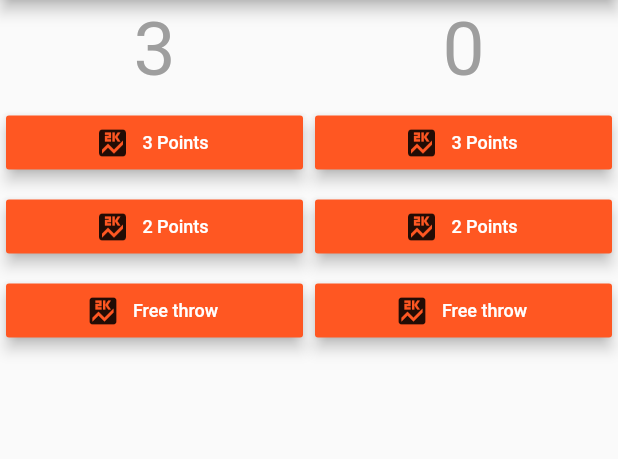
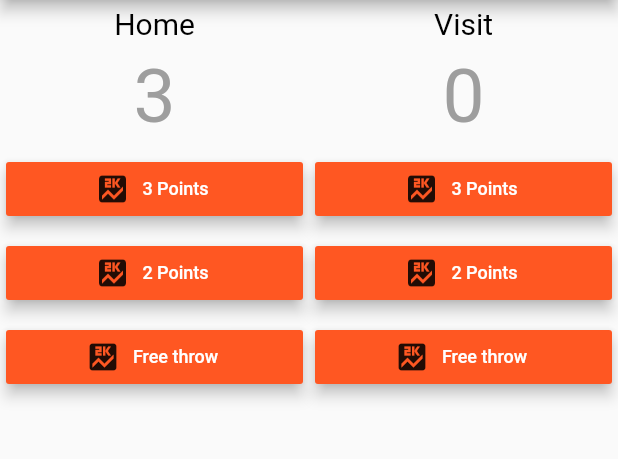
Before and after one commit to akanbi/basketball_court_manager, a Flutter app: the screen it shows after launch, after a tap on "3 Points", on a phone screen of 412 x 824 dp, the part 84-543 px from its top. Run offline on Flutter 3.47's test engine with Material 2 defaults, Android fonts, the phone set to English and light mode, and no system bars; our stand-ins replace splashscreen.

Commit message:
Added Splash screen

```diff
--- a/lib/main.dart
+++ b/lib/main.dart
@@ -1,6 +1,6 @@
-import 'package:basketball_court_manager/model/Scoreboard.dart';
-import 'package:basketball_court_manager/widget/scoreboard_widget.dart';
+import 'package:basketball_court_manager/widget/home_screen_widget.dart';
 import 'package:flutter/material.dart';
+import 'package:splashscreen/splashscreen.dart';
 
 void main() => runApp(MyApp());
 
@@ -13,32 +13,23 @@ class MyApp extends StatelessWidget {
       theme: ThemeData(
         primarySwatch: Colors.deepOrange,
       ),
-      home: BasketballCourtManagerHome('BBall Court Manager'),
+      home: BasketballCourtManagerSplashScreen(),
     );
   }
 }
 
-class BasketballCourtManagerHome extends StatelessWidget {
-  final String title;
-  Scoreboard scoreboardOne = new Scoreboard(0);
-  Scoreboard scoreboardTwo = new Scoreboard(0);
-
-  BasketballCourtManagerHome(this.title);
-
+class BasketballCourtManagerSplashScreen extends StatelessWidget {
   @override
   Widget build(BuildContext context) {
-    return Scaffold(
-        appBar: AppBar(
-          title: Text(title),
+    return Container(
+      child:
+        SplashScreen(
+          seconds: 3,
+          navigateAfterSeconds: BasketballCourtManagerHome("BBall Court Manager"),
+          loaderColor: Colors.transparent,
+          imageBackground: AssetImage("assets/BasketballSplash.png"),
         ),
-        body: SafeArea(
-          child: Row(
-            children: [
-              Expanded(child: ScoreboardWidget(scoreboardOne)),
-              Expanded(child: ScoreboardWidget(scoreboardTwo))
-            ],
-          ),
-        )
     );
   }
+
 }
--- a/lib/model/Scoreboard.dart
+++ b/lib/model/Scoreboard.dart
@@ -1,6 +1,7 @@
 class Scoreboard {
   int point;
+  String teamDescription;
 
-  Scoreboard(this.point);
+  Scoreboard(this.point, this.teamDescription);
 
 }
--- /dev/null
+++ b/lib/widget/home_screen_widget.dart
@@ -0,0 +1,28 @@
+import 'package:basketball_court_manager/model/Scoreboard.dart';
+import 'package:basketball_court_manager/widget/scoreboard_widget.dart';
+import 'package:flutter/material.dart';
+
+class BasketballCourtManagerHome extends StatelessWidget {
+  final String title;
+  final Scoreboard scoreboardOne = new Scoreboard(0, "Home");
+  final Scoreboard scoreboardTwo = new Scoreboard(0, "Visit");
+
+  BasketballCourtManagerHome(this.title);
+
+  @override
+  Widget build(BuildContext context) {
+    return Scaffold(
+        appBar: AppBar(
+          title: Text(title),
+        ),
+        body: SafeArea(
+          child: Row(
+            children: [
+              Expanded(child: ScoreboardWidget(scoreboardOne)),
+              Expanded(child: ScoreboardWidget(scoreboardTwo))
+            ],
+          ),
+        )
+    );
+  }
+}
--- a/lib/widget/scoreboard_widget.dart
+++ b/lib/widget/scoreboard_widget.dart
@@ -22,11 +22,21 @@ class ScoreboardState extends State<ScoreboardWidget> {
     });
   }
 
-
   @override
   Widget build(BuildContext context) {
     return Column(
       children: <Widget>[
+        Container(
+          padding: EdgeInsets.all(4.0),
+          child: Center(
+            child: Text(
+              widget.scoreboard.teamDescription,
+              style: TextStyle(color: Colors.black, fontSize: 20),
+              maxLines: 1,
+              overflow: TextOverflow.ellipsis,
+            ),
+          ),
+        ),
         Container(
           padding: EdgeInsets.all(4.0),
           child: Center(
--- a/pubspec.yaml
+++ b/pubspec.yaml
@@ -28,6 +28,7 @@ dependencies:
   # The following adds the Cupertino Icons font to your application.
   # Use with the CupertinoIcons class for iOS style icons.
   cupertino_icons: ^0.1.3
+  splashscreen: ^1.2.0
 
 dev_dependencies:
   flutter_test:
@@ -48,6 +49,8 @@ flutter:
   # assets:
   #   - images/a_dot_burr.jpeg
   #   - images/a_dot_ham.jpeg
+  assets:
+    - assets/BasketballSplash.png
 
   # An image asset can refer to one or more resolution-specific "variants", see
   # https://flutter.dev/assets-and-images/#resolution-aware.
```
Also changed, not shown: assets/BasketballSplash.png (added), pubspec.lock.
